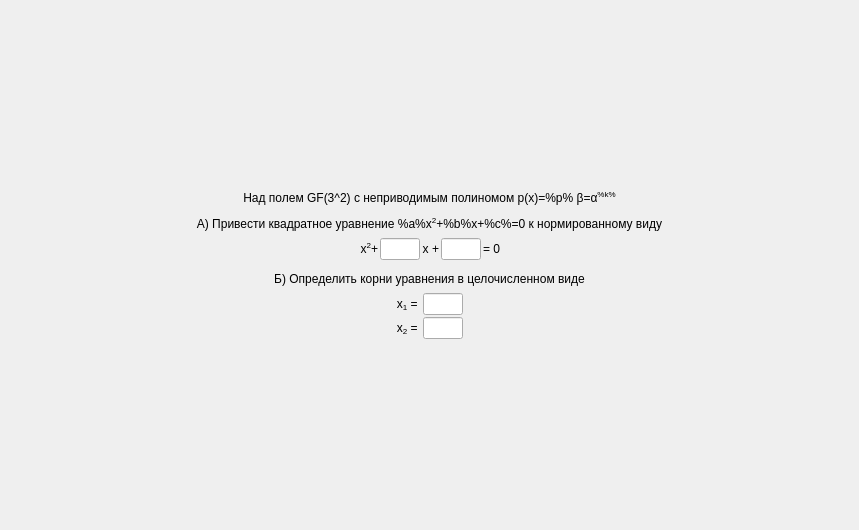
The window that task/screentask12.ui (bukhmastov/gf) describes before a commit, drawn with Qt 5.
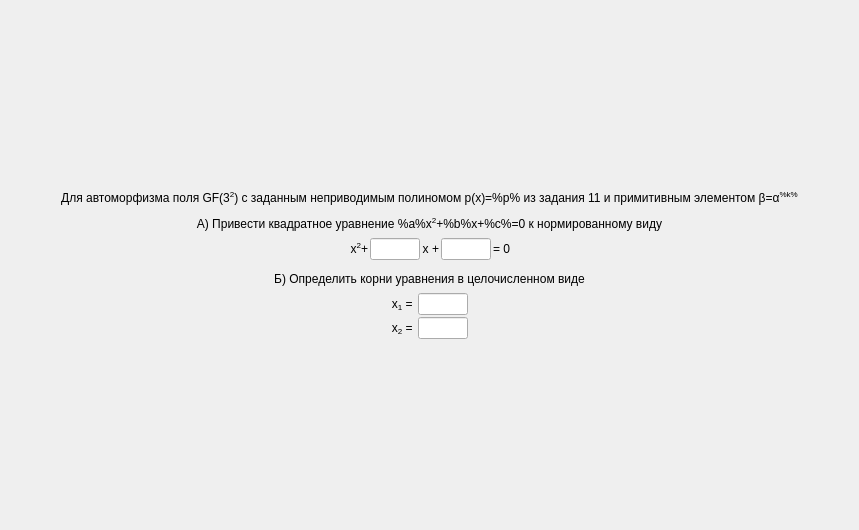
The same window after the commit.

Diff of the .ui file:
```diff
--- a/task/screentask12.ui
+++ b/task/screentask12.ui
@@ -50,7 +50,7 @@
         <string notr="true">font: 75 16pt &quot;MS Shell Dlg 2&quot;;</string>
        </property>
        <property name="text">
-        <string>Над полем GF(3^2) с неприводимым полиномом p(x)=%p% β=α&lt;sup&gt;%k%&lt;/sup&gt;</string>
+        <string>Для автоморфизма поля GF(3&lt;sup&gt;2&lt;/sup&gt;) с заданным неприводимым полиномом p(x)=%p% из задания 11 и примитивным элементом β=α&lt;sup&gt;%k%</string>
        </property>
        <property name="alignment">
         <set>Qt::AlignCenter</set>
@@ -146,13 +146,13 @@
          </property>
          <property name="minimumSize">
           <size>
-           <width>40</width>
+           <width>50</width>
            <height>0</height>
           </size>
          </property>
          <property name="maximumSize">
           <size>
-           <width>40</width>
+           <width>50</width>
            <height>16777215</height>
           </size>
          </property>
@@ -187,13 +187,13 @@
          </property>
          <property name="minimumSize">
           <size>
-           <width>40</width>
+           <width>50</width>
            <height>0</height>
           </size>
          </property>
          <property name="maximumSize">
           <size>
-           <width>40</width>
+           <width>50</width>
            <height>16777215</height>
           </size>
          </property>
@@ -306,13 +306,13 @@
          </property>
          <property name="minimumSize">
           <size>
-           <width>40</width>
+           <width>50</width>
            <height>0</height>
           </size>
          </property>
          <property name="maximumSize">
           <size>
-           <width>40</width>
+           <width>50</width>
            <height>16777215</height>
           </size>
          </property>
@@ -373,13 +373,13 @@
          </property>
          <property name="minimumSize">
           <size>
-           <width>40</width>
+           <width>50</width>
            <height>0</height>
           </size>
          </property>
          <property name="maximumSize">
           <size>
-           <width>40</width>
+           <width>50</width>
            <height>16777215</height>
           </size>
          </property>
```
